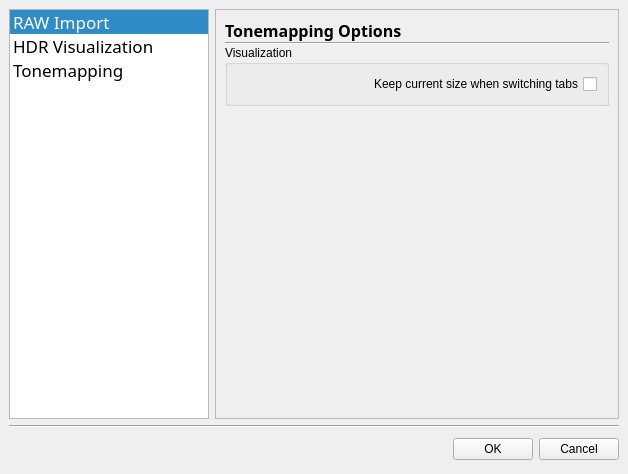
Above: forms/options.ui from LuminanceHDR/LuminanceHDR before the change. Below: the same form after it.
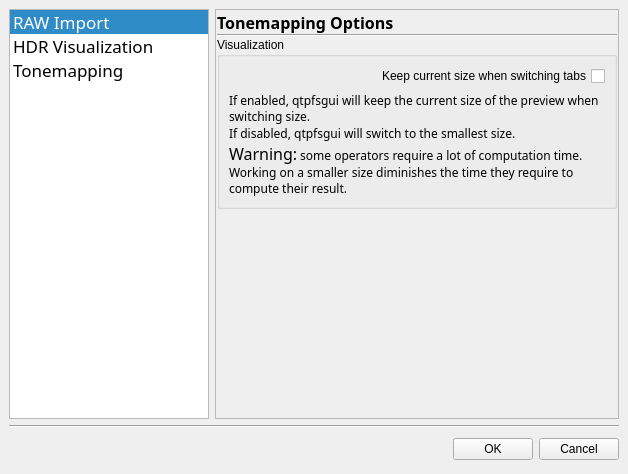
That is the form after the change. The open tabs and pages were chosen to show the change. Icons and pictures are not drawn.

Commit message: 12/03/2007 * added 3 icons, back.png crosshair.png forward.png. * optios.ui, added label to explain the keep-size-when-changing-tab * aligndialog.ui  align_impl.{cpp,h} show_image.{cpp,h}, added initial and incomplete implementation of alignment tool. * fixed a possible bug in durand02 (added log(FLT_MIN+...)) * allocation memory in array2d.h and pfs.cpp is done via mmap (+ some debug statements), compilation will fail in win32. * reinhard02, fixed bug spotted by mtlockca, avoid illegal indices for access to pyramid array.

Patch:
```diff
--- a/forms/options.ui
+++ b/forms/options.ui
@@ -131,10 +131,10 @@
        </property>
        <layout class="QVBoxLayout" >
         <property name="margin" >
-         <number>9</number>
+         <number>1</number>
         </property>
         <property name="spacing" >
-         <number>6</number>
+         <number>0</number>
         </property>
         <item>
          <widget class="QStackedWidget" name="stackedWidget" >
@@ -622,6 +622,19 @@
                  </property>
                 </widget>
                </item>
+               <item>
+                <widget class="QLabel" name="label_10" >
+                 <property name="text" >
+                  <string>&lt;html>&lt;head>&lt;meta name="qrichtext" content="1" />&lt;/head>&lt;body style=" white-space: pre-wrap; font-family:Sans Serif; font-size:9pt; font-weight:400; font-style:normal; text-decoration:none;">&lt;p style=" margin-top:0px; margin-bottom:0px; margin-left:0px; margin-right:0px; -qt-block-indent:0; text-indent:0px;">If enabled, qtpfsgui will keep the current size of the preview when switching size.&lt;/p>&lt;p style=" margin-top:0px; margin-bottom:0px; margin-left:0px; margin-right:0px; -qt-block-indent:0; text-indent:0px;">If disabled, qtpfsgui will switch to the smallest size.&lt;/p>&lt;p style=" margin-top:0px; margin-bottom:0px; margin-left:0px; margin-right:0px; -qt-block-indent:0; text-indent:0px;">&lt;span style=" font-size:12pt;">Warning:&lt;/span> some operators require a lot of computation time. Working on a smaller size diminishes the time they require to compute their result.&lt;/p>&lt;/body>&lt;/html></string>
+                 </property>
+                 <property name="scaledContents" >
+                  <bool>true</bool>
+                 </property>
+                 <property name="wordWrap" >
+                  <bool>true</bool>
+                 </property>
+                </widget>
+               </item>
               </layout>
              </widget>
             </item>
```
The commit also changes 18 other files.
